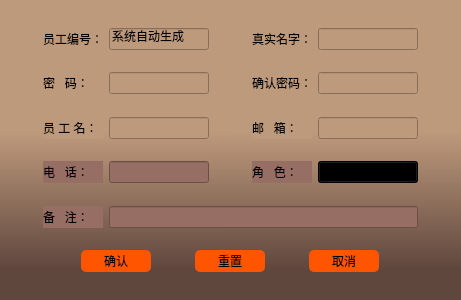
The window that Deca/management/add_staff.ui (summerfll/wms) describes before a commit, drawn with Qt 5.
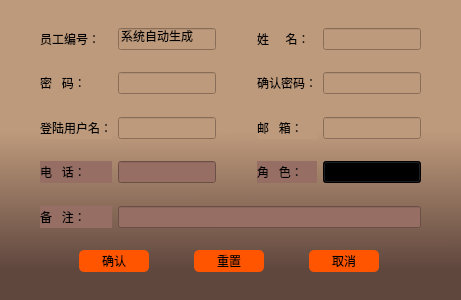
The same window after the commit. Icons and pictures are not drawn.

```diff
--- a/Deca/management/add_staff.ui
+++ b/Deca/management/add_staff.ui
@@ -122,7 +122,7 @@
       <string notr="true">background-color:rgb(190, 154, 124, 255);</string>
      </property>
      <property name="text">
-      <string>真实名字：</string>
+      <string>姓     名：</string>
      </property>
     </widget>
    </item>
@@ -202,7 +202,7 @@
       <string notr="true">background-color:rgb(190, 154, 124, 255);</string>
      </property>
      <property name="text">
-      <string>员 工 名：</string>
+      <string>登陆用户名：</string>
      </property>
     </widget>
    </item>
```
